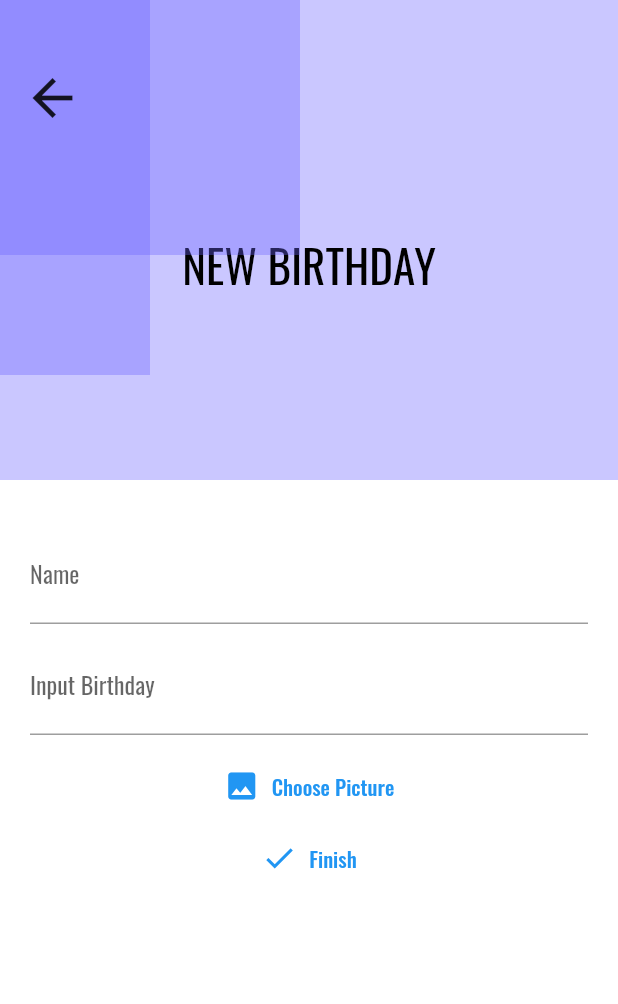
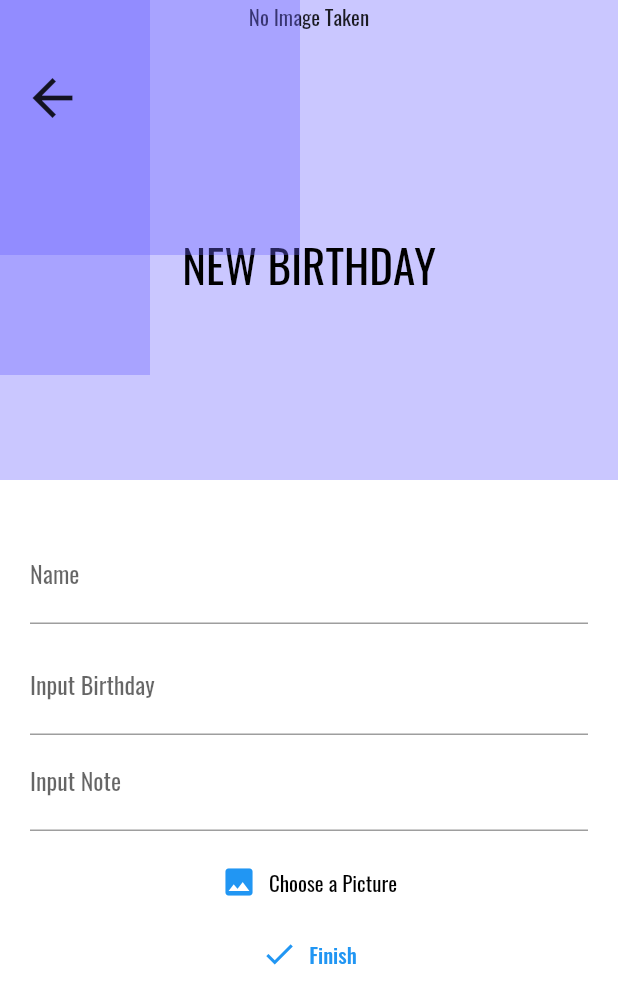
Before and after one commit to yohannesME/birthday_calender, a Flutter app: the screen it shows after launch, after a tap on the "add" icon, on a phone screen of 412 x 824 dp. Shown: the top 1004 px of the screen. Run offline on Flutter 3.47's test engine with Material 2 defaults, Android fonts, the phone set to English and light mode, and no system bars; our stand-ins replace cached_network_image, flutter_svg, freezed_annotation, image_picker, line_icons, logger and 4 more; missing offline and left inert: bahere_hasab; accounts and stored records are empty.

```diff
--- a/lib/app/app.dart
+++ b/lib/app/app.dart
@@ -10,9 +10,10 @@ import '../services/_services.dart';
 @StackedApp(
   routes: [
     // Views
-    CupertinoRoute(page: StartupView),
+    CupertinoRoute(page: StartupView, initial: true),
     CupertinoRoute(page: HomeView),
     CupertinoRoute(page: LoginView),
+    CupertinoRoute(page: AddBirthday),
   ],
   dependencies: [
     //core services
@@ -25,6 +26,7 @@ import '../services/_services.dart';
 
     // Domain Services
     LazySingleton(classType: UserService),
+    // LazySingleton(classType: BirthdayService),
 
     // Stacked Services
     LazySingleton(classType: NavigationService),
--- a/lib/app/app.router.dart
+++ b/lib/app/app.router.dart
@@ -5,25 +5,29 @@
 // **************************************************************************
 
 // ignore_for_file: no_leading_underscores_for_library_prefixes
-import 'package:flutter/cupertino.dart' as _i5;
+import 'package:flutter/cupertino.dart' as _i6;
 import 'package:flutter/material.dart';
+import 'package:go_green_app/pages/addBirthday/addBirthday.view.dart' as _i5;
 import 'package:go_green_app/pages/home/home.view.dart' as _i3;
 import 'package:go_green_app/pages/login/login.view.dart' as _i4;
 import 'package:go_green_app/pages/startup/startup.view.dart' as _i2;
 import 'package:stacked/stacked.dart' as _i1;
-import 'package:stacked_services/stacked_services.dart' as _i6;
+import 'package:stacked_services/stacked_services.dart' as _i7;
 
 class Routes {
-  static const startupView = '/startup-view';
+  static const startupView = '/';
 
   static const homeView = '/home-view';
 
   static const loginView = '/login-view';
 
+  static const addBirthday = '/add-birthday';
+
   static const all = <String>{
     startupView,
     homeView,
     loginView,
+    addBirthday,
   };
 }
 
@@ -41,24 +45,34 @@ class StackedRouter extends _i1.RouterBase {
       Routes.loginView,
       page: _i4.LoginView,
     ),
+    _i1.RouteDef(
+      Routes.addBirthday,
+      page: _i5.AddBirthday,
+    ),
   ];
 
   final _pagesMap = <Type, _i1.StackedRouteFactory>{
     _i2.StartupView: (data) {
-      return _i5.CupertinoPageRoute<dynamic>(
+      return _i6.CupertinoPageRoute<dynamic>(
         builder: (context) => const _i2.StartupView(),
         settings: data,
       );
     },
     _i3.HomeView: (data) {
-      return _i5.CupertinoPageRoute<dynamic>(
+      return _i6.CupertinoPageRoute<dynamic>(
         builder: (context) => const _i3.HomeView(),
         settings: data,
       );
     },
     _i4.LoginView: (data) {
-      return _i5.CupertinoPageRoute<dynamic>(
+      return _i6.CupertinoPageRoute<dynamic>(
         builder: (context) => const _i4.LoginView(),
+        settings: data,
+      );
+    },
+    _i5.AddBirthday: (data) {
+      return _i6.CupertinoPageRoute<dynamic>(
+        builder: (context) => const _i5.AddBirthday(),
         settings: data,
       );
     },
@@ -70,7 +84,7 @@ class StackedRouter extends _i1.RouterBase {
   Map<Type, _i1.StackedRouteFactory> get pagesMap => _pagesMap;
 }
 
-extension NavigatorStateExtension on _i6.NavigationService {
+extension NavigatorStateExtension on _i7.NavigationService {
   Future<dynamic> navigateToStartupView([
     int? routerId,
     bool preventDuplicates = true,
@@ -112,4 +126,18 @@ extension NavigatorStateExtension on _i6.NavigationService {
         parameters: parameters,
         transition: transition);
   }
+
+  Future<dynamic> navigateToAddBirthday([
+    int? routerId,
+    bool preventDuplicates = true,
+    Map<String, String>? parameters,
+    Widget Function(BuildContext, Animation<double>, Animation<double>, Widget)?
+        transition,
+  ]) async {
+    return navigateTo<dynamic>(Routes.addBirthday,
+        id: routerId,
+        preventDuplicates: preventDuplicates,
+        parameters: parameters,
+        transition: transition);
+  }
 }
--- a/lib/models/_models.dart
+++ b/lib/models/_models.dart
@@ -1,2 +1,3 @@
 export 'plant/plant.model.dart';
 export 'user/user.model.dart';
+export 'birthday/birthday.model.dart';
--- a/lib/models/birthday/birthday.model.dart
+++ b/lib/models/birthday/birthday.model.dart
@@ -1,3 +1,4 @@
+import 'package:bahere_hasab/bahere_hasab.dart';
 import 'package:freezed_annotation/freezed_annotation.dart';
 import 'package:flutter/foundation.dart';
 
@@ -11,10 +12,8 @@ class Birthday with _$Birthday {
   factory Birthday(
       {required String id,
       required String name,
-      required String category,
+      required String date,
       String? image,
       String? note,
       @Default([]) List<String> tags}) = _Birthday;
-  factory Birthday.fromJson(Map<String, dynamic> json) =>
-      _$BirthdayFromJson(json);
 }
--- a/lib/pages/addBirthday/addBirthday.view.dart
+++ b/lib/pages/addBirthday/addBirthday.view.dart
@@ -1,3 +1,7 @@
+import 'dart:io';
+
+import 'package:bahere_hasab/bahere_hasab.dart';
+import 'package:flutter/services.dart';
 import 'package:go_green_app/app_libs.dart';
 import 'package:flutter/material.dart';
 import 'package:flutter/scheduler.dart';
@@ -13,8 +17,8 @@ class AddBirthday extends StatefulWidget {
 
 class _AddBirthdayState extends State<AddBirthday> {
   final _bdateController = TextEditingController();
-
   final _nameController = TextEditingController();
+  final _noteController = TextEditingController();
 
   @override
   Widget build(BuildContext context) {
@@ -34,6 +38,17 @@ class _AddBirthdayState extends State<AddBirthday> {
                     Container(
                       height: 320,
                       color: kcBlueLight,
+                      width: double.infinity,
+                      child: model.storedImage != null
+                          ? Image.file(
+                              model.storedImage as File,
+                              fit: BoxFit.cover,
+                              width: double.infinity,
+                            )
+                          : Text(
+                              'No Image Taken',
+                              textAlign: TextAlign.center,
+                            ),
                     ),
                     Center(
                       child: AppText.headingOne('NEW BIRTHDAY'),
@@ -70,9 +85,21 @@ class _AddBirthdayState extends State<AddBirthday> {
                       TextField(
                         keyboardType: TextInputType.number,
                         controller: _bdateController,
+                        // inputFormatters: [
+                        //   FilteringTextInputFormatter.allow(RegExp('[0-7,-,/]'))
+                        // ],
                         decoration: const InputDecoration(
                           labelText: 'Input Birthday',
                           hintText: 'YYYY-MM-DD',
+                        ),
+                        textInputAction: TextInputAction.done,
+                      ),
+                      TextField(
+                        maxLines: null,
+                        keyboardType: TextInputType.multiline,
+                        controller: _noteController,
+                        decoration: const InputDecoration(
+                          labelText: 'Input Note',
                         ),
                         textInputAction: TextInputAction.done,
                       ),
@@ -81,19 +108,22 @@ class _AddBirthdayState extends State<AddBirthday> {
                       ),
                       //ImageInput(_selectImage),
                       TextButton.icon(
-                          onPressed: model.takePicture,
-                          icon: Icon(Icons.image),
-                          label: Text(
-                            'Choose Picture',
-                          ),
-                          style: TextButton.styleFrom(
-                            primary: Theme.of(context).colorScheme.primary,
-                          )),
+                        onPressed: model.takePicture,
+                        icon: Icon(Icons.image),
+                        label: AppText.body('Choose a Picture'),
+                      ),
                     ],
                   ),
                 ),
                 TextButton.icon(
-                  onPressed: () {},
+                  onPressed: () {
+                    model.addBirthday(
+                      _nameController.text,
+                      _bdateController.text,
+                      _noteController.text,
+                      DateTime.now().toString(),
+                    );
+                  },
                   icon: const Icon(Icons.done),
                   label: const Text('Finish'),
                 )
--- a/lib/pages/addBirthday/addBirthday.viewmodel.dart
+++ b/lib/pages/addBirthday/addBirthday.viewmodel.dart
@@ -1,5 +1,6 @@
 import 'dart:io';
 
+import 'package:bahere_hasab/bahere_hasab.dart';
 import 'package:flutter/material.dart';
 import 'package:go_green_app/pages/home/home.view.dart';
 import 'package:image_picker/image_picker.dart';
@@ -15,6 +16,7 @@ class AddBirthdayModel extends BaseViewModel {
 
   final _userService = locator<UserService>();
   final _navService = locator<NavigationService>();
+  // final _bdService = locator<BirthdayService>();
 
   File? storedImage = null;
 
@@ -29,19 +31,31 @@ class AddBirthdayModel extends BaseViewModel {
   }
 
   void takePicture() async {
-    print('this ruuuuuuuuns');
-
     final imageFile = await ImagePicker().pickImage(
       source: ImageSource.gallery,
       maxHeight: 600,
     );
     if (imageFile == null) return;
-    // setState(() {
     storedImage = File(imageFile.path);
-    // });
 
-    final appDir = await syspaths.getApplicationDocumentsDirectory();
-    final fileName = path.basename(imageFile.path);
-    final savedImage = await storedImage!.copy('${appDir.path}/${fileName}');
+    print('stored image' + storedImage.toString());
+    notifyListeners();
+
+    // final appDir = await syspaths.getApplicationDocumentsDirectory();
+    // final fileName = path.basename(imageFile.path);
+    // final savedImage = await storedImage!.copy('${appDir.path}/${fileName}');
+  }
+
+  void addBirthday(String name, String birthdate, String note, String id) {
+    print(id + birthdate + name + note);
+    final newBd = Birthday(
+      id: id,
+      name: name,
+      image: storedImage!.path,
+      note: note,
+      date: birthdate,
+    );
+    print(newBd.toString() + 'before');
+    // _bdService.addBirthdate(newBd);
   }
 }
--- /dev/null
+++ b/lib/services/birthday.service.dart
@@ -0,0 +1,44 @@
+import 'package:bahere_hasab/bahere_hasab.dart';
+import 'package:go_green_app/app_libs.dart';
+import 'package:go_green_app/services/base.service.dart';
+
+class BirthdayService extends BaseService {
+  List<Birthday> _bd = [];
+
+  final String table = 'birthday';
+
+  List<Birthday> get bd {
+    return [];
+  }
+
+  void addBirthdate(Birthday newBd) {
+    print(_bd);
+    print(newBd.toString() + ' hello man');
+    return;
+    _bd.add(newBd);
+    DBHelper.insert(table, {
+      'id': newBd.id,
+      'name': newBd.name,
+      'date': newBd.date,
+      'image': newBd.image as String,
+      'note': newBd.note as String,
+    });
+  }
+
+  Future<void> fetchAndSetBirthdays() async {
+    final dataList = await DBHelper.getData(table);
+    _bd = dataList
+        .map((bday) => Birthday(
+              id: bday['id'],
+              name: bday['name'],
+              note: bday['note'],
+              image: bday['image'],
+              date: bday['date'],
+            ))
+        .toList();
+    // notifyListeners();
+  }
+
+  @override
+  String get tag => "Birthday Service";
+}
--- a/lib/utils/_utils.dart
+++ b/lib/utils/_utils.dart
@@ -2,3 +2,4 @@ export 'image.utils.dart';
 export 'widgets/decore_tile.dart';
 export 'widgets/profile_image_tiles.dart';
 export 'widgets/birthday_card.dart';
+export 'helpers/db_helpers.dart';
--- a/lib/utils/helpers/db_helpers.dart
+++ b/lib/utils/helpers/db_helpers.dart
@@ -9,7 +9,7 @@ class DBHelper {
       path.join(dbPath, 'birthdays.db'),
       onCreate: (db, version) {
         return db.execute(
-            'CREATE TABLE birthday (id TEXT PRIMARY KEY, name TEXT, image TEXT, date TEXT)');
+            'CREATE TABLE birthday (id TEXT PRIMARY KEY, name TEXT, image TEXT, date TEXT, note TEXT)');
       },
       version: 1,
     );
--- a/pubspec.yaml
+++ b/pubspec.yaml
@@ -31,6 +31,7 @@ dependencies:
   path: ^1.8.2
   path_provider: ^2.0.11
   sqflite: ^2.2.2
+  bahere_hasab: ^0.0.2
 
 dev_dependencies:
   flutter_test:
```
Also changed, not shown: lib/models/birthday/birthday.model.freezed.dart, lib/models/birthday/birthday.model.g.dart, pubspec.lock.
